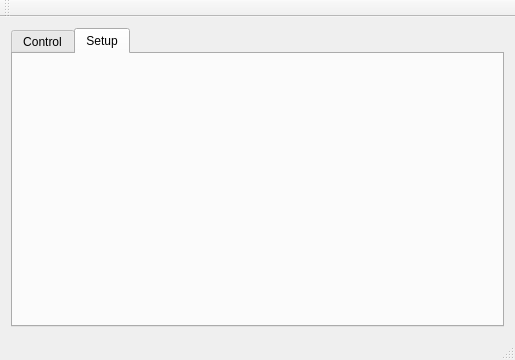
The window that View/mainview.ui (angelvmx/vfp) describes before a commit, drawn with Qt 5.
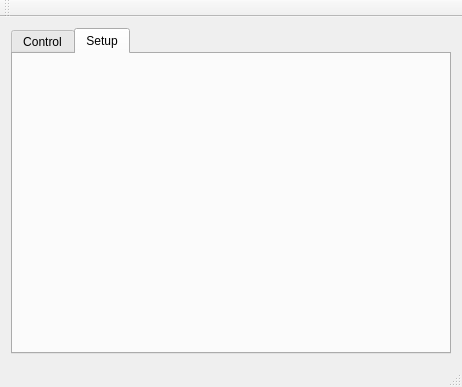
The same window after the commit. Icons and pictures are not drawn.

Diff of the .ui file:
```diff
--- a/View/mainview.ui
+++ b/View/mainview.ui
@@ -6,8 +6,8 @@
    <rect>
     <x>0</x>
     <y>0</y>
-    <width>515</width>
-    <height>360</height>
+    <width>462</width>
+    <height>387</height>
    </rect>
   </property>
   <property name="windowTitle">
```
Left out of the diff: 14 changed lines with no effect on the pictures.
